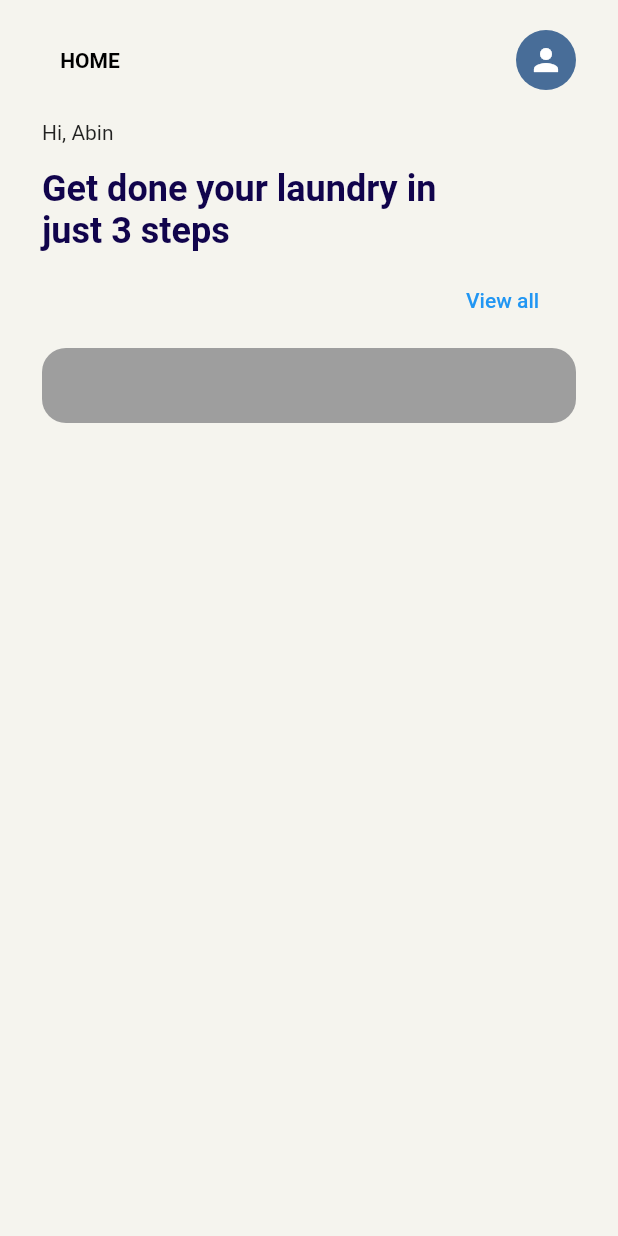
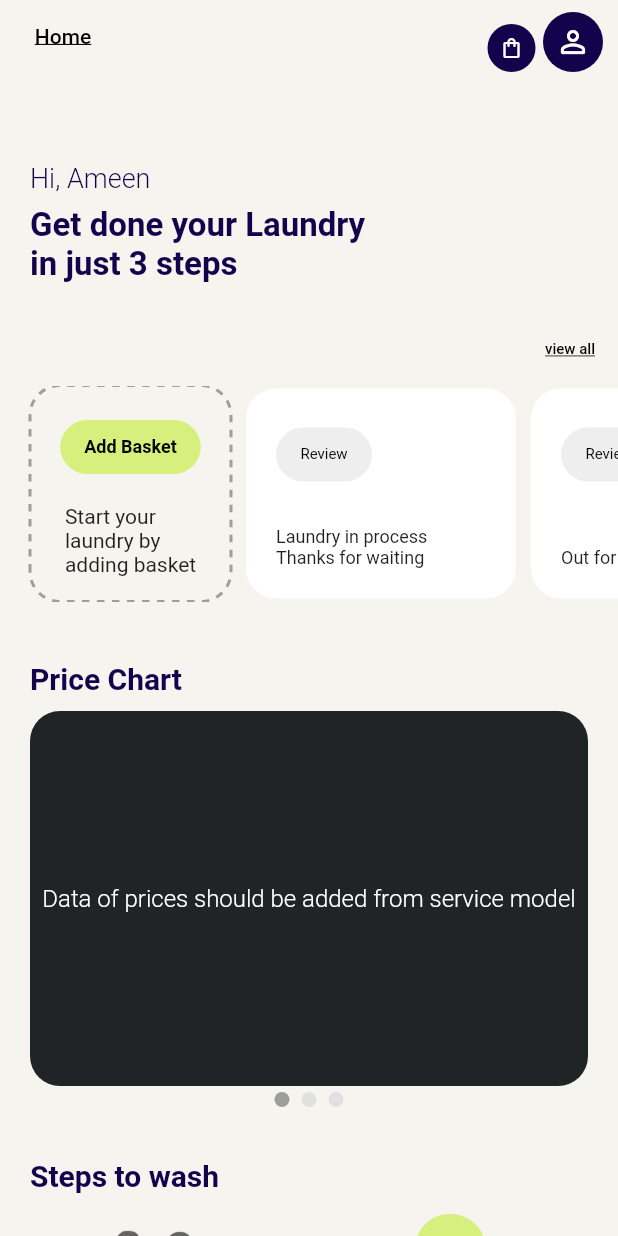
Before and after one commit to wc-enterprises/temp2, a Flutter app: the screen it shows after launch, on a phone screen of 412 x 824 dp. Run offline on Flutter 3.47's test engine with Material 2 defaults, Android fonts, the light colour scheme and no system bars; drawn by our look-alikes of dotted_border; our stand-ins replace cloud_firestore, date_picker_timeline, dotted_line, firebase_auth, firebase_core, flutter_custom_clippers; missing offline and left inert: flutter_multi_select_items; accounts and stored records are empty.

Commit message:
Home page created with scrollable widgets

```diff
--- a/lib/main.dart
+++ b/lib/main.dart
@@ -24,11 +24,38 @@
   @override
   Widget build(BuildContext context) {
     return MaterialApp(
+        debugShowCheckedModeBanner: false,
         title: 'Flutter Demo',
         theme: ThemeData(
           unselectedWidgetColor: Colors.transparent,
           primarySwatch: Colors.blue,
-        ),
+          primaryColor: Color(0xffD7EF7D),
+          secondaryHeaderColor: Color(0xff11044C),
+          scaffoldBackgroundColor: Color(0xffF5F4EE),
+          textTheme: const TextTheme(
+            headline1: TextStyle(
+              fontFamily: 'Roboto',
+              fontSize: 22.0,
+              fontWeight: FontWeight.bold,
+              color: Color(0xff11044C)),
+            headline2: TextStyle(
+              fontFamily: 'Roboto',
+              fontSize: 18,
+              color: Color(0xff11044C),
+              fontWeight: FontWeight.w300,
+            ),
+            headline3: TextStyle(
+              fontFamily: 'Roboto',
+              fontSize: 20.0,
+              fontWeight: FontWeight.bold,
+              color: Color(0xff11044C)),
+            labelMedium: TextStyle(
+              fontFamily: 'Roboto',
+              fontSize: 16,
+              color: Colors.white,
+              fontWeight: FontWeight.w300,),
+
+        ),),
         home: HomeScreen());
   }
 }
--- a/lib/screens/home_screen/home_screen.dart
+++ b/lib/screens/home_screen/home_screen.dart
@@ -2,6 +2,19 @@
 import 'package:flutter/src/widgets/container.dart';
 import 'package:flutter/src/widgets/framework.dart';
 import 'package:laundry_app/models/address_model.dart';
+import 'package:laundry_app/models/user_model.dart';
+import 'package:laundry_app/widgets/home_basket.dart';
+
+import '../../models/order_model.dart';
+import '../../widgets/home_header.dart';
+import '../../widgets/home_name_slogan.dart';
+import 'package:dotted_border/dotted_border.dart';
+
+import '../../widgets/home_offer_card.dart';
+import '../../widgets/home_pricechart.dart';
+import '../../widgets/home_steps_image.dart';
+
+
 
 class HomeScreen extends StatefulWidget {
   HomeScreen({super.key});
@@ -16,66 +29,42 @@
     //Address dropdownValue = address[0];
 
     return Scaffold(
-        backgroundColor: Color(0xffF5F4EE),
-        body: SafeArea(
-          child: Padding(
-            padding: EdgeInsets.only(left: 28, right: 28, top: 16),
-            child:
-                Column(crossAxisAlignment: CrossAxisAlignment.start, children: [
-              Row(
-                children: [
-                  TextButton(
-                      onPressed: () {},
-                      child: Text(
-                        "HOME",
-                        style: TextStyle(
-                            color: Colors.black, fontWeight: FontWeight.bold),
-                      )),
-                  Spacer(),
-                  CircleAvatar(
-                      backgroundColor: Color(0xff486D98),
-                      child: IconButton(
-                          onPressed: () {},
-                          icon: Icon(
-                            Icons.person,
-                            color: Colors.white,
-                          ))),
-                ],
-              ),
-              SizedBox(height: 16),
-              Text("Hi, Abin"),
-              SizedBox(height: 16),
-              Container(
-                  width: MediaQuery.of(context).size.width / 1.5,
-                  child: const Text(
-                    "Get done your laundry in just 3 steps",
-                    style: TextStyle(
-                        color: Color(0xff11044C),
-                        fontSize: 24,
-                        fontWeight: FontWeight.bold),
-                  )),
-              Padding(
-                padding: EdgeInsets.only(
-                    top: 8,
-                    bottom: 8,
-                    left: MediaQuery.of(context).size.width / 1.5),
-                child: TextButton(
-                    onPressed: () {},
-                    child: Text(
-                      "View all",
-                      textAlign: TextAlign.left,
-                    )),
-              ),
-              Container(
-                height: 50,
-                width: MediaQuery.of(context).size.width,
-                decoration: BoxDecoration(
-                  color: Colors.grey,
-                  borderRadius: BorderRadius.circular(16),
-                ),
-              )
-            ]),
+      body: SafeArea(
+        child: SingleChildScrollView(
+
+          child: Column(
+            crossAxisAlignment: CrossAxisAlignment.start,
+            children: <Widget>[
+              const Header(), //Header Widget has location, new basket and settings
+              Column(
+                crossAxisAlignment: CrossAxisAlignment.start,
+                children: <Widget>[
+
+                  HomeTitle(), //HomeTitle Widget includes user greeting and a slogan
+
+                  Basket(), //Basket Widget has Add new basket and Previous order card list
+
+                  PriceChart(), //PriceChart Widget has a PageView with list of prices, It's horizontal scrollable with indicator
+
+                  StepsImage(), //StepsImage Widget has List of horizontal scrollable images
+
+                  OfferCard(), //OfferCard Widget has List of horizontal scrollable cards
+
+                  // just a bottom line
+                  Container(
+                    height: 30,
+                    width: double.infinity,
+                    color: Colors.black,
+                  ),
+
+                ]),
+
+
+            ],
           ),
-        ));
+        ),
+      ),
+    );
+
   }
 }
--- /dev/null
+++ b/lib/widgets/home_basket.dart
@@ -0,0 +1,125 @@
+import 'package:flutter/material.dart';
+import 'package:dotted_border/dotted_border.dart';
+import 'package:laundry_app/screens/order_screen.dart/order_screen.dart';
+import 'package:laundry_app/screens/order_screen.dart/order_screen1.dart';
+
+class Basket extends StatelessWidget {
+  const Basket({
+    Key? key,
+  }) : super(key: key);
+
+  @override
+  Widget build(BuildContext context) {
+
+
+
+    return Column(
+      children: [
+
+        // view all text button
+        Align(alignment: Alignment.centerRight,child: TextButton(onPressed: (){}, child: const Text("view all", style: TextStyle(fontSize: 10, fontWeight: FontWeight.w500, decoration: TextDecoration.underline, color: Colors.black),))),
+
+        //Horizontal Scrollable cards
+        SingleChildScrollView(
+          scrollDirection: Axis.horizontal,
+          child: Row(
+
+            children: const <Widget>[
+              SizedBox(width: 20,),
+              AddBasketCard(), //New basket adding card
+
+              SizedBox(width: 10,),
+              OrderCard() //Previous orders card list
+            ],
+          ),
+        ),
+      ],
+    );
+  }
+}
+
+
+
+
+
+
+
+class OrderCard extends StatelessWidget {
+  const OrderCard({
+    Key? key,
+
+  }) : super(key: key);
+
+
+
+  @override
+  Widget build(BuildContext context) {
+
+     //dummy data
+    List<String> order = ["Laundry in process Thanks for waiting", "Out for delivery", "Deelivered", "Delivered"];
+
+    return SizedBox(
+      height: 140,
+      child: ListView.separated(itemCount: order.length, scrollDirection: Axis.horizontal, shrinkWrap: true, itemBuilder: (BuildContext context, int index){
+        return Container(width: 180, decoration: BoxDecoration(borderRadius: BorderRadius.circular(20), color: Colors.white),
+                 padding: EdgeInsets.all(20),
+                 child: Column(
+                  crossAxisAlignment: CrossAxisAlignment.start,
+                  children: <Widget>[
+                    ElevatedButton(onPressed: (){}, child: Text("Review", style: TextStyle(fontSize: 10, fontWeight: FontWeight.w400, color: Colors.black),), style: ElevatedButton.styleFrom(elevation: 0, backgroundColor: Colors.grey[200], shape: const StadiumBorder(),),),
+                    const Spacer(),
+                    Text(order[index], style: TextStyle(fontSize: 12),),
+                  ],
+                 ));
+      }, separatorBuilder: (BuildContext context, int index) { return const SizedBox(width: 10); }, ),
+    );
+  }
+}
+
+
+
+
+
+class AddBasketCard extends StatelessWidget {
+  const AddBasketCard({
+    Key? key,
+  }) : super(key: key);
+
+  @override
+  Widget build(BuildContext context) {
+    return GestureDetector(
+      onTap: (){},
+      child: DottedBorder(
+        borderType: BorderType.RRect,
+        radius: const Radius.circular(20),
+        dashPattern: const [5, 5],
+        color: Colors.grey,
+        strokeWidth: 2,
+        child: Container(
+          height: 140,
+          width: 130,
+          padding: const EdgeInsets.all(15),
+          child: Column(
+            children: <Widget>[
+              ElevatedButton(
+
+                style: ElevatedButton.styleFrom(
+                  elevation: 0,
+                  backgroundColor: Theme.of(context).primaryColor, // background
+                  foregroundColor: Colors.black, // foreground
+                  shape: const StadiumBorder(),
+                ),
+                onPressed: (){},
+                child: const Text("Add Basket", style: TextStyle( fontSize: 12, fontWeight: FontWeight.w600),),
+
+              ),
+              const Spacer(),
+              const Text("Start your \nlaundry by \nadding basket", style: TextStyle(fontSize: 14),),
+            ],
+          ),
+
+        )
+      ),
+    );
+  }
+}
--- /dev/null
+++ b/lib/widgets/home_header.dart
@@ -0,0 +1,43 @@
+import 'package:flutter/material.dart';
+
+class Header extends StatelessWidget {
+  const Header({
+    Key? key,
+  }) : super(key: key);
+
+  @override
+  Widget build(BuildContext context) {
+    return Padding(
+      padding: EdgeInsets.only(left: 10, right: 10),
+      child: Row( //header
+        crossAxisAlignment: CrossAxisAlignment.end,
+        children: <Widget>[
+          TextButton(onPressed: (){}, child: const Text("Home", style: TextStyle(color: Colors.black, decoration: TextDecoration.underline)),),
+          const Spacer(),
+          CircleAvatar(
+                radius: 16,
+                backgroundColor: Theme.of(context).secondaryHeaderColor,
+                child: IconButton(
+
+                    onPressed: () {},
+                    icon: const Icon(
+                      size: 16,
+                      Icons.shopping_bag_outlined,
+                      color: Colors.white,
+                    ))),
+                    SizedBox(width: 5,),
+          CircleAvatar(
+                backgroundColor: Theme.of(context).secondaryHeaderColor,
+                child: IconButton(
+
+                    onPressed: () {},
+                    icon: const Icon(
+                      Icons.person_outline_rounded,
+                      color: Colors.white,
+                    ))),
+
+        ],
+      ),
+    );
+  }
+}
--- /dev/null
+++ b/lib/widgets/home_name_slogan.dart
@@ -0,0 +1,24 @@
+import 'package:flutter/material.dart';
+
+class HomeTitle extends StatelessWidget {
+
+
+
+
+  Widget build(BuildContext context) {
+    return Padding(
+    padding: EdgeInsets.fromLTRB(20, 60, 10, 20),
+    child: Column(
+
+      mainAxisAlignment: MainAxisAlignment.start,
+      crossAxisAlignment: CrossAxisAlignment.start,
+      children: <Widget>[
+        Text("Hi, Ameen", style: Theme.of(context).textTheme.headline2,),
+        SizedBox(height: 8,),
+        Text("Get done your Laundry \nin just 3 steps", style: Theme.of(context).textTheme.headline1,),
+
+      ],
+    ),
+              );
+  }
+}
--- /dev/null
+++ b/lib/widgets/home_offer_card.dart
@@ -0,0 +1,38 @@
+import 'package:flutter/material.dart';
+
+class OfferCard extends StatelessWidget {
+  const OfferCard({
+    Key? key,
+  }) : super(key: key);
+
+  @override
+  Widget build(BuildContext context) {
+    return Padding(
+      padding: EdgeInsets.fromLTRB(20, 10, 0, 30),
+      child: Column(
+        crossAxisAlignment: CrossAxisAlignment.start,
+        children: [
+          Text("Offers and more", style: Theme.of(context).textTheme.headline3,),
+          SizedBox(height: 20,),
+          SizedBox(
+            height: 115,
+            child: ListView.separated(
+              scrollDirection: Axis.horizontal,
+              itemCount: 4,
+              itemBuilder: (BuildContext context, int index){
+                return Container(
+                  height: 112,
+                  width: 200,
+                  decoration: BoxDecoration(borderRadius: BorderRadius.circular(15), color: Colors.white),
+                  child: Center(child: Text("Dummy Card")),
+                );
+              },
+              separatorBuilder: (BuildContext context, int index){
+                return SizedBox(width: 10);
+              }, ),
+          ),
+
+        ],),
+    );
+  }
+}
--- /dev/null
+++ b/lib/widgets/home_pricechart.dart
@@ -0,0 +1,56 @@
+import 'package:flutter/material.dart';
+
+class PriceChart extends StatefulWidget {
+  const PriceChart({
+    Key? key,
+  }) : super(key: key);
+
+  @override
+  State<PriceChart> createState() => _PriceChartState();
+}
+
+class _PriceChartState extends State<PriceChart> with SingleTickerProviderStateMixin{
+  late TabController tabController;
+  @override
+  void initState() {
+    super.initState();
+
+    tabController = TabController(length: 3, vsync: this);
+  }
+
+  @override
+  Widget build(BuildContext context) {
+    return Padding(
+      padding: const EdgeInsets.fromLTRB(20, 40, 20, 30),
+      child: Column(
+        crossAxisAlignment: CrossAxisAlignment.center,
+        mainAxisAlignment: MainAxisAlignment.center,
+        children: <Widget>[
+
+          Align(alignment: Alignment.centerLeft ,child: Text("Price Chart", style: Theme.of(context).textTheme.headline3,)),
+          const SizedBox(height: 10,),
+          Container(
+            height: 250,
+            width: double.infinity,
+            decoration: BoxDecoration(borderRadius: BorderRadius.circular(20), color: Color(0xff212427)),
+            child: TabBarView(
+              controller: tabController,
+              children: <Widget>[
+                 Center(child: Text("Data of prices should be added from service model", textAlign: TextAlign.center ,style: Theme.of(context).textTheme.labelMedium)),
+                 Center(child: Text("Data should be added",style: Theme.of(context).textTheme.labelMedium)),
+                 Center(child: Text("Dummy data", style: Theme.of(context).textTheme.labelMedium),),
+              ]
+
+            ),
+            ),
+            TabPageSelector(
+                  controller: tabController,
+                  color: Colors.grey[300],
+                  selectedColor: Colors.grey,
+                  borderStyle: BorderStyle.none,
+                  indicatorSize: 10,
+                )
+        ]),
+    );
+  }
+}
--- /dev/null
+++ b/lib/widgets/home_steps_image.dart
@@ -0,0 +1,55 @@
+import 'package:flutter/material.dart';
+
+class StepsImage extends StatefulWidget {
+  const StepsImage({
+    Key? key,
+  }) : super(key: key);
+
+  @override
+  State<StepsImage> createState() => _StepsImageState();
+}
+
+class _StepsImageState extends State<StepsImage> with SingleTickerProviderStateMixin {
+  late TabController tabController;
+  @override
+  void initState() {
+    super.initState();
+
+    tabController = TabController(length: 5, vsync: this); //length is hardcode **should change
+  }
+
+  @override
+  Widget build(BuildContext context) {
+    return Column(
+      crossAxisAlignment: CrossAxisAlignment.center,
+      children: <Widget>[
+        Align(alignment: Alignment.centerLeft, child: Padding(padding: EdgeInsets.only(left: 20), child: Text("Steps to wash", style: Theme.of(context).textTheme.headline3,))),
+        SizedBox(
+          height: 320,
+
+          width: double.infinity,
+          child: TabBarView(
+            controller: tabController,
+            children: [
+              Image.asset("assets/w1.png"),
+              Image.asset("assets/w2.png"),
+              Image.asset("assets/w3.png"),
+              Image.asset("assets/w4.png"),
+              Image.asset("assets/w5.png"),
+            ],
+          )
+
+        ),
+        TabPageSelector(
+                  controller: tabController,
+                  color: Colors.grey[300],
+                  selectedColor: Colors.grey[800],
+                  borderStyle: BorderStyle.none,
+                  indicatorSize: 10,
+        ),
+        const SizedBox(height: 40,)
+
+      ],
+    );
+  }
+}
--- a/pubspec.yaml
+++ b/pubspec.yaml
@@ -33,6 +33,7 @@
     sdk: flutter
 
 
+
   # The following adds the Cupertino Icons font to your application.
   # Use with the CupertinoIcons class for iOS style icons.
   cupertino_icons: ^1.0.2
@@ -46,6 +47,7 @@
   flutter_multi_select_items: ^0.4.2
   flutter_custom_clippers: ^2.0.0
   dotted_line: ^3.1.0
+  dotted_border: ^2.0.0+3
 
 dev_dependencies:
   flutter_test:
@@ -70,7 +72,8 @@
   uses-material-design: true
 
   # To add assets to your application, add an assets section, like this:
-  # assets:
+  assets:
+     - assets/
   #   - images/a_dot_burr.jpeg
   #   - images/a_dot_ham.jpeg
 
```
Also changed, not shown: assets/w1.png (added), assets/w2.png (added), assets/w3.png (added), assets/w4.png (added), assets/w5.png (added), pubspec.lock.
